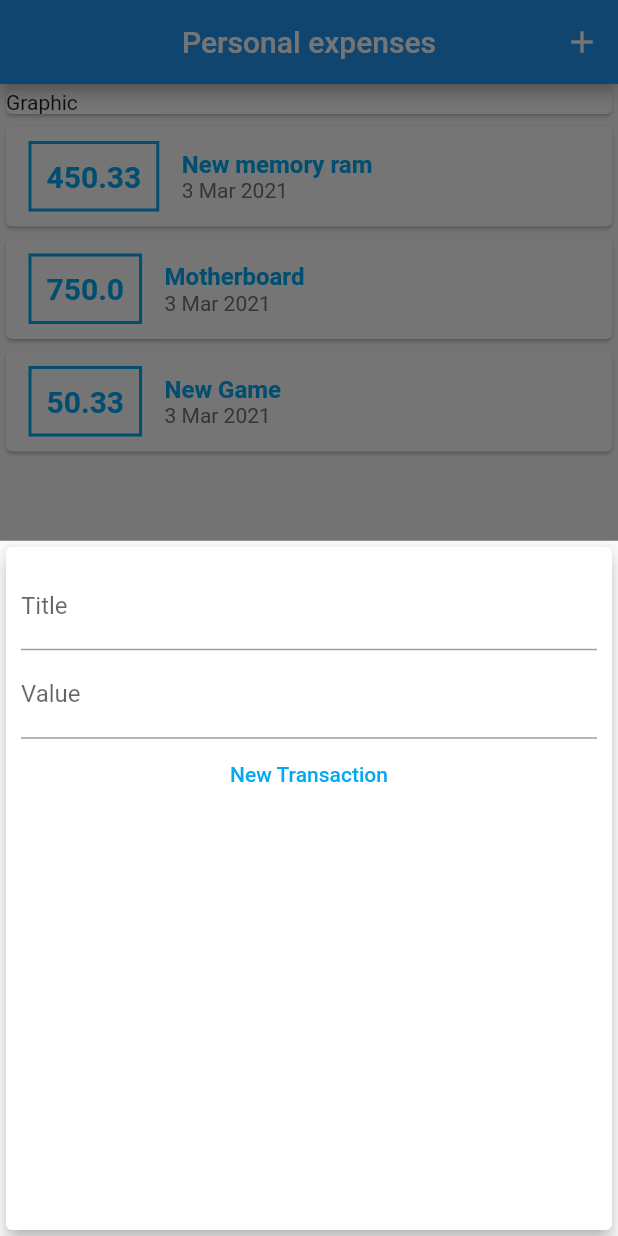
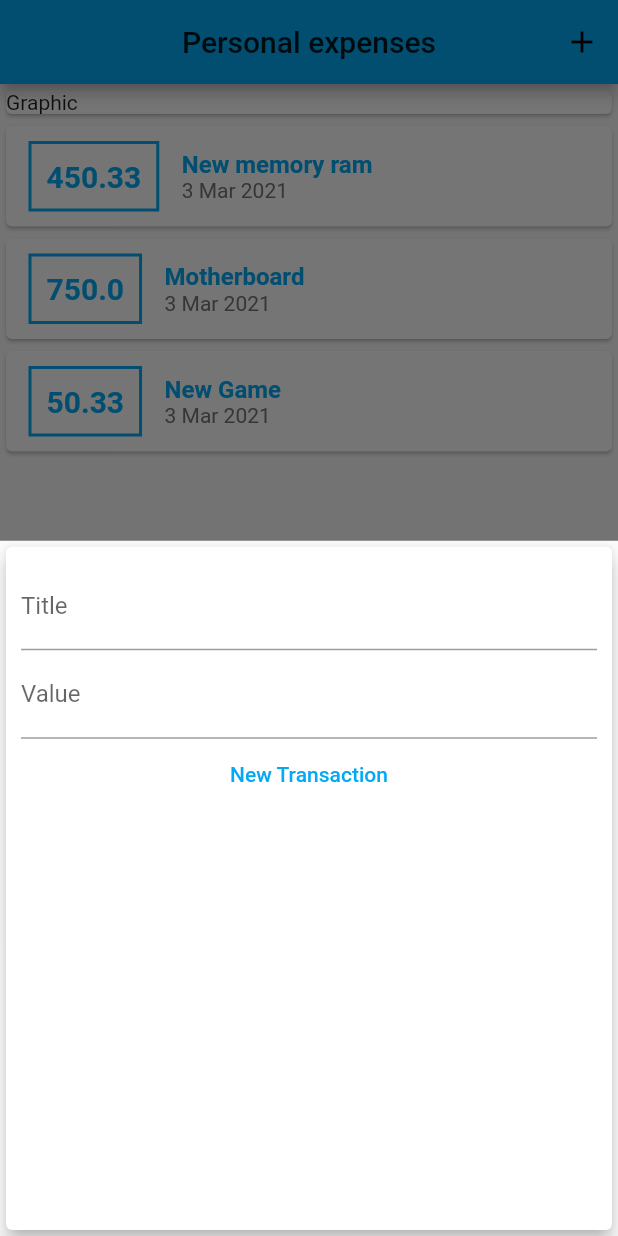
Before and after one commit to matheus-paulino/expanses, a Flutter app: the screen it shows after launch, after a tap on the "add" icon, on a phone screen of 412 x 824 dp. Run offline on Flutter 3.47's test engine with Material 2 defaults, Android fonts, the phone set to English and light mode, and no system bars.

Commit message:
define theme color

```diff
--- a/lib/components/transaction_form.dart
+++ b/lib/components/transaction_form.dart
@@ -52,7 +52,7 @@ class _TransactionFormState extends State<TransactionForm> {
             ),
             FlatButton(
               child: Text('New Transaction'),
-              textColor: Colors.lightBlue,
+              textColor: Theme.of(context).primaryColor,
               onPressed: _submitForm,
             )
           ],
--- a/lib/components/transaction_list.dart
+++ b/lib/components/transaction_list.dart
@@ -26,7 +26,7 @@ class TransactionList extends StatelessWidget {
                   ),
                   decoration: BoxDecoration(
                     border: Border.all(
-                      color: Colors.lightBlue,
+                      color: Theme.of(context).primaryColor,
                       width: 2.0,
                     ),
                   ),
@@ -36,7 +36,7 @@ class TransactionList extends StatelessWidget {
                     style: TextStyle(
                       fontWeight: FontWeight.bold,
                       fontSize: 20.0,
-                      color: Colors.lightBlue,
+                      color: Theme.of(context).primaryColor,
                     ),
                   ),
                 ),
@@ -48,7 +48,7 @@ class TransactionList extends StatelessWidget {
                       style: TextStyle(
                         fontSize: 16,
                         fontWeight: FontWeight.bold,
-                        color: Colors.lightBlue,
+                        color: Theme.of(context).primaryColor,
                       ),
                     ),
                     Text(
--- a/lib/main.dart
+++ b/lib/main.dart
@@ -12,6 +12,10 @@ class ExpensesApp extends StatelessWidget {
   Widget build(BuildContext context) {
     return new MaterialApp(
       home: HomePage(),
+      theme: ThemeData(
+        primarySwatch: Colors.lightBlue,
+        accentColor: Colors.lightBlueAccent,
+      ),
     );
   }
 }
```
